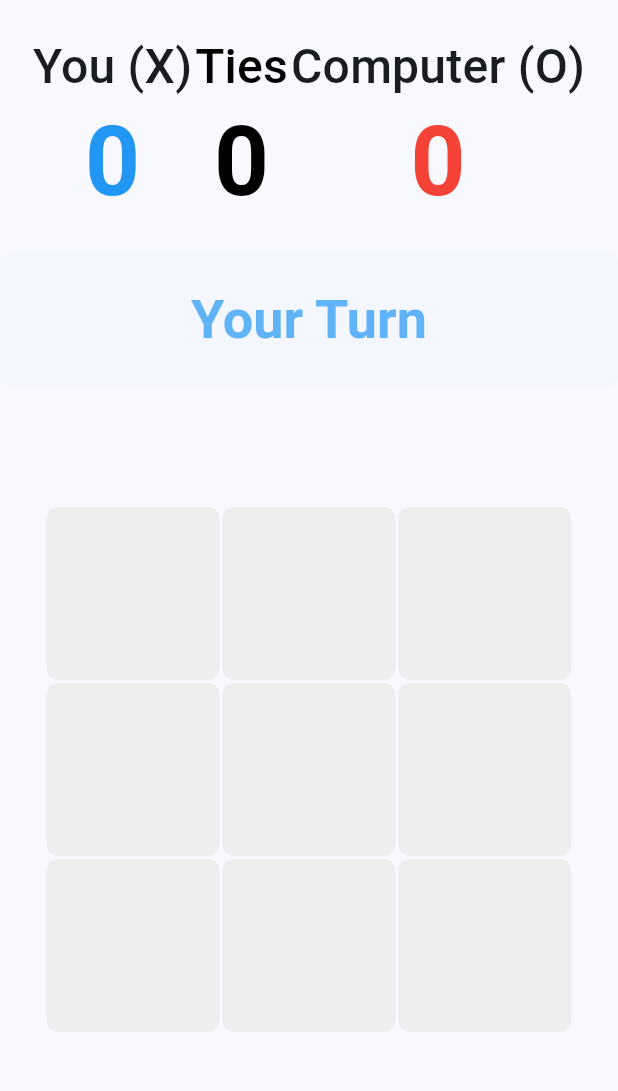
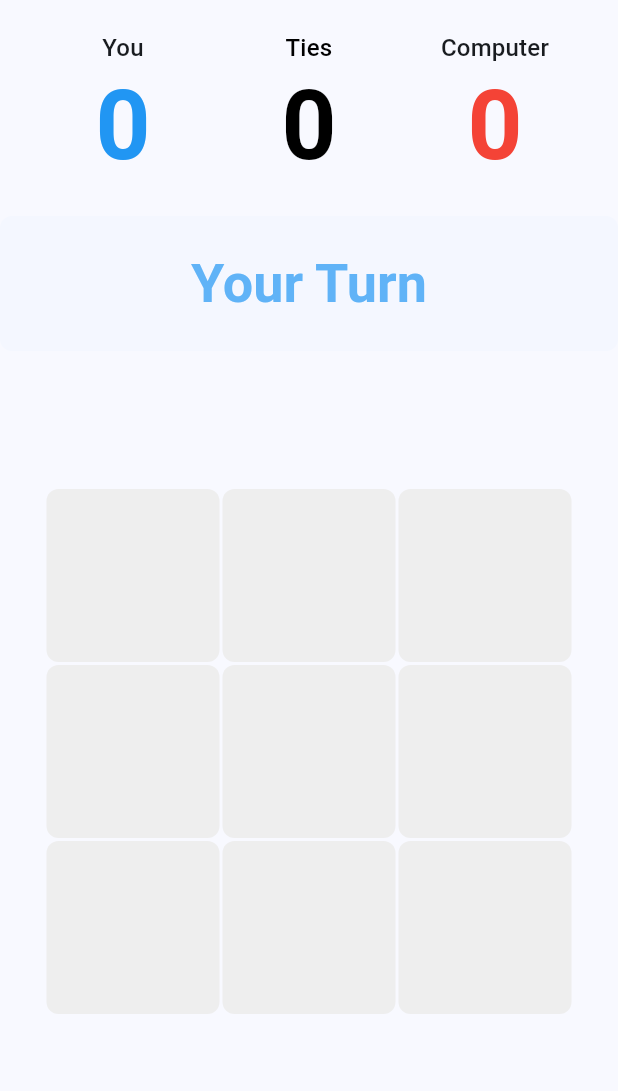
Before and after one commit to burkelashell109/tic-tac-toe, a Flutter app: the screen it shows after launch, on a phone screen of 412 x 824 dp, the part 84-1175 px from its top. Run offline on Flutter 3.47's test engine with Material 3 defaults, Android fonts, the phone set to English and light mode, and no system bars.

Commit message:
Fix score label font sizes - prevent 'Computer' text wrapping
- Added scoreLabelTextScale constant (1.0x) for smaller label text
- Updated score display to use separate scaling for labels vs numbers
- Labels now significantly smaller to prevent wrapping on mobile
- Score numbers maintain large, prominent size (2.0x scale)
- Improved visual hierarchy and mobile responsiveness

```diff
--- a/lib/constants/game_constants.dart
+++ b/lib/constants/game_constants.dart
@@ -26,6 +26,7 @@ class UIConstants {
   static const double baseTextScale = 1.5;
   static const double countdownTextScale = 0.9;
   static const double scoreTextScale = 2.0;
+  static const double scoreLabelTextScale = 1.0;
 
   // Status messages
   static const String playerTurnMessage = "Your Turn";
--- a/lib/widgets/score_display.dart
+++ b/lib/widgets/score_display.dart
@@ -16,25 +16,30 @@ class ScoreDisplay extends StatelessWidget {
     return Container(
       padding: const EdgeInsets.all(20),
       child: Row(
-        mainAxisAlignment: MainAxisAlignment.spaceEvenly,
         children: [
-          _buildScoreColumn(
+          Expanded(
+            child: _buildScoreColumn(
               context,
-            'You (X)',
+              'You',
               gameState.playerScore,
               UIConstants.playerColor,
             ),
-          _buildScoreColumn(
+          ),
+          Expanded(
+            child: _buildScoreColumn(
               context,
               'Ties',
               gameState.tiesScore,
               Colors.black,
             ),
-          _buildScoreColumn(
+          ),
+          Expanded(
+            child: _buildScoreColumn(
               context,
-            'Computer (O)',
+              'Computer',
               gameState.computerScore,
               UIConstants.computerColor,
+            ),
           ),
         ],
       ),
@@ -48,17 +53,21 @@ class ScoreDisplay extends StatelessWidget {
     int score,
     Color color,
   ) {
-    return Column(
+    return Container(
+      padding: const EdgeInsets.symmetric(horizontal: 16),
+      child: Column(
         children: [
           Text(
             label,
+            textAlign: TextAlign.center,
             style: Theme.of(context).textTheme.titleMedium?.copyWith(
-            fontSize: (Theme.of(context).textTheme.titleMedium?.fontSize ?? 16) * UIConstants.scoreTextScale,
+              fontSize: (Theme.of(context).textTheme.titleMedium?.fontSize ?? 16) * UIConstants.scoreLabelTextScale,
               color: label == 'Ties' ? Colors.black : null,
             ),
           ),
           Text(
             '$score',
+            textAlign: TextAlign.center,
             style: Theme.of(context).textTheme.headlineLarge?.copyWith(
               fontSize: (Theme.of(context).textTheme.headlineLarge?.fontSize ?? 32) * UIConstants.scoreTextScale,
               color: color,
@@ -66,6 +75,7 @@ class ScoreDisplay extends StatelessWidget {
             ),
           ),
         ],
+      ),
     );
   }
 }
```
Lines whose indentation alone changed are shown as unchanged.
